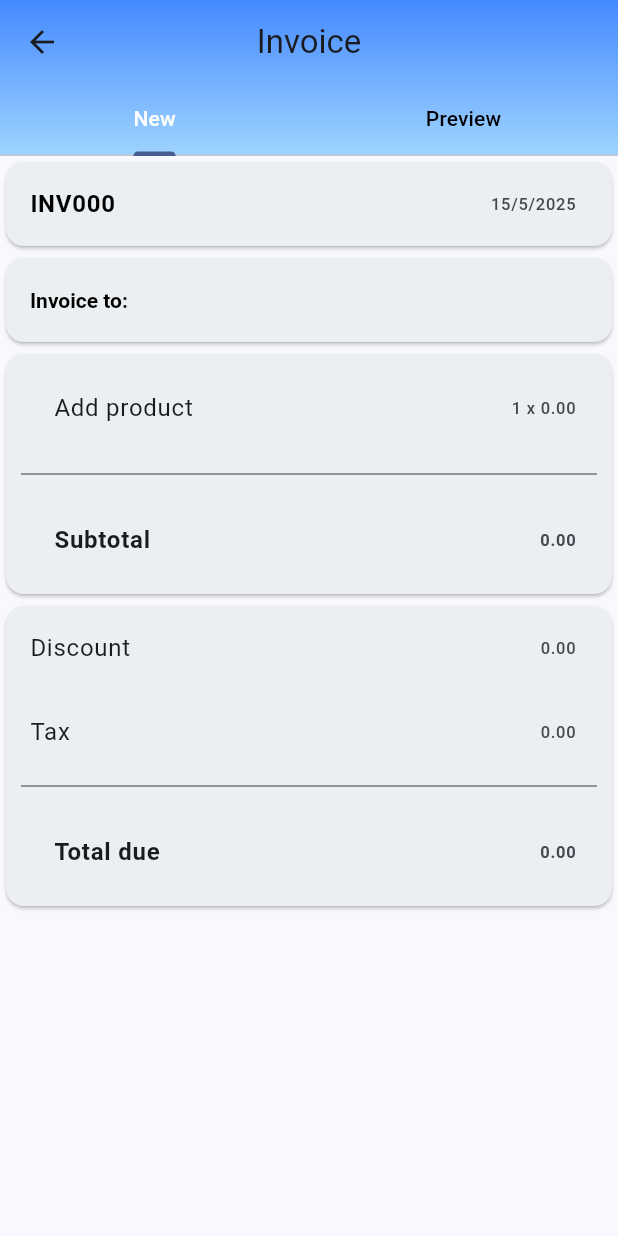
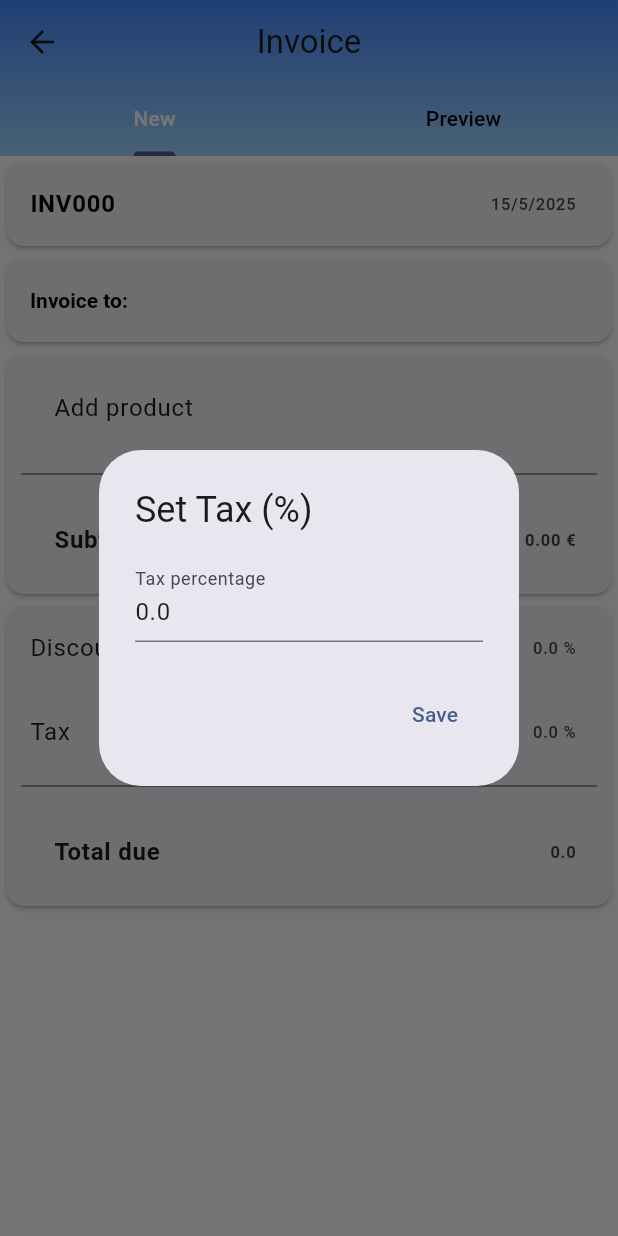
Before and after one commit to TJaskowski/InvoiceMobileApp, a Flutter app: the AddInvoice screen opened by its route, after a tap on "Tax", on a phone screen of 412 x 824 dp. Run offline on Flutter 3.47's test engine with Material 3 defaults, Android fonts, the phone set to English and light mode, and no system bars; our stand-ins replace flutter_riverpod, pdf, printing.

Commit message:
adding produtcs and summing the amount added

```diff
--- a/lib/models/invoice.dart
+++ b/lib/models/invoice.dart
@@ -1,25 +1,30 @@
 import 'package:invoice_app_flutter/models/client.dart';
+import 'package:invoice_app_flutter/models/product.dart';
 
 class Invoice {
   final String invoiceNumber;
   final DateTime invoiceDate;
   final Client? client;
+  final List<Product> products;
 
   Invoice({
     required this.invoiceNumber,
     required this.invoiceDate,
     this.client,
+    this.products = const [],
   });
 
   Invoice copyWith({
     String? invoiceNumber,
     DateTime? invoiceDate,
     Client? client,
+    List<Product>? products,
   }) {
     return Invoice(
       invoiceNumber: invoiceNumber ?? this.invoiceNumber,
       invoiceDate: invoiceDate ?? this.invoiceDate,
       client: client ?? this.client,
+      products: products ?? this.products,
     );
   }
 }
--- /dev/null
+++ b/lib/models/summary.dart
@@ -0,0 +1,28 @@
+class Summary {
+  final double subtotal;
+  final double tax;
+  final double discount;
+
+  Summary({
+    required this.subtotal,
+    required this.tax,
+    required this.discount,
+  });
+  double get total {
+    final discountAmount = (subtotal * discount) / 100;
+    final taxAmount = (subtotal - discountAmount) * (tax / 100);
+    return subtotal - discountAmount + taxAmount;
+  }
+
+  Summary copyWith({
+    double? subtotal,
+    double? tax,
+    double? discount,
+  }) {
+    return Summary(
+      subtotal: subtotal ?? this.subtotal,
+      tax: tax ?? this.tax,
+      discount: discount ?? this.discount,
+    );
+  }
+}
--- a/lib/notifiers/invoice_notifier.dart
+++ b/lib/notifiers/invoice_notifier.dart
@@ -1,12 +1,13 @@
 import 'package:flutter_riverpod/flutter_riverpod.dart';
 import 'package:invoice_app_flutter/models/client.dart';
 import 'package:invoice_app_flutter/models/invoice.dart';
+import 'package:invoice_app_flutter/models/product.dart';
 
 class InvoiceNotifier extends Notifier<Invoice> {
 
   @override
   Invoice build() {
-    return Invoice(invoiceNumber: 'INV000', invoiceDate: DateTime.now(), client: null);
+    return Invoice(invoiceNumber: 'INV000', invoiceDate: DateTime.now(), client: null, products: []);
   }
 
   void setInvoiceNumber(String invoiceNumber) {
@@ -22,8 +23,8 @@ class InvoiceNotifier extends Notifier<Invoice> {
   void setClient(Client client) {
     state = state.copyWith(client: client);
   }
-  // void addProduct(Product product) {
-  //   state = state.copyWith(products: [...state.products, product]);
-  // }
+  void addProduct(Product product) {
+    state = state.copyWith(products: [...state.products, product]);
+  }
 
 }
--- /dev/null
+++ b/lib/notifiers/summary_notifier.dart
@@ -0,0 +1,27 @@
+import 'package:flutter_riverpod/flutter_riverpod.dart';
+import 'package:invoice_app_flutter/models/summary.dart';
+
+
+class SummaryNotifier extends Notifier<Summary> {
+  @override
+  Summary build() {
+    return Summary(
+      subtotal: 0.0,
+      tax: 0.0,
+      discount: 0.0,
+    );
+  }
+
+
+  void setSubtotal(double value) {
+    state = state.copyWith(subtotal: value);
+  }
+
+  void setTax(double value) {
+    state = state.copyWith(tax: value);
+  }
+
+  void setDiscount(double value) {
+    state = state.copyWith(discount: value);
+  }
+}
--- a/lib/providers/product_provider.dart
+++ b/lib/providers/product_provider.dart
@@ -1,7 +1,29 @@
 import 'package:flutter_riverpod/flutter_riverpod.dart';
 import 'package:invoice_app_flutter/models/product.dart';
+import 'package:invoice_app_flutter/models/selected_product.dart';
+import 'package:invoice_app_flutter/models/summary.dart';
 import 'package:invoice_app_flutter/notifiers/product_notifier.dart';
+import 'package:invoice_app_flutter/notifiers/selected_products_notifier.dart';
+import 'package:invoice_app_flutter/notifiers/summary_notifier.dart';
 
 final productProvider = NotifierProvider<ProductNotifier, List<Product>>(() => ProductNotifier(
 
 ));
+
+final selectedProductsProvider = NotifierProvider<SelectedProductsNotifier, List<SelectedProduct>>(
+  () => SelectedProductsNotifier(),
+);
+
+final subtotalProvider = Provider<double>((ref) {
+  final products = ref.watch(selectedProductsProvider);
+  return products.fold<double>(
+    0.0,
+    (sum, item) =>
+        sum + (item.product.netPrice * item.quantity),
+  );
+});
+
+final summaryProvider = NotifierProvider<SummaryNotifier, Summary>(
+  () => SummaryNotifier(),
+);
+//TODO add provider to handle total amount
--- a/lib/views/products/products_list.dart
+++ b/lib/views/products/products_list.dart
@@ -25,13 +25,9 @@ class ProductsList extends ConsumerWidget {
               showDialog(
                     context: context,
                     builder: (context) {
-                      return const QuantityCounterDialog();
-
+                      return QuantityCounterDialog(product: product);
                     },
                     );
-              print("product tapped");
-            //  Navigator.of(context).pop();
-              // TODO after selecting a product, you can set the quantity
             },
           ),
         );
--- /dev/null
+++ b/lib/views/products/tax_dialog.dart
@@ -0,0 +1,57 @@
+import 'package:flutter/material.dart';
+import 'package:flutter_riverpod/flutter_riverpod.dart';
+import 'package:invoice_app_flutter/providers/product_provider.dart';
+
+class TaxDialog extends ConsumerStatefulWidget {
+  const TaxDialog({super.key});
+
+  @override
+  ConsumerState<TaxDialog> createState() => _TaxDialogState();
+}
+
+class _TaxDialogState extends ConsumerState<TaxDialog> {
+  late TextEditingController _controller;
+
+  @override
+  void initState() {
+    super.initState();
+    final currentTax = ref.read(summaryProvider).tax;
+    _controller = TextEditingController(text: currentTax.toString());
+  }
+
+  @override
+  void dispose() {
+    _controller.dispose();
+    super.dispose();
+  }
+
+  void saveTax() {
+    final value = double.tryParse(_controller.text);
+    if (value != null && value >= 0) {
+      ref.read(summaryProvider.notifier).setTax(value);
+      Navigator.of(context).pop();
+    } else {
+      ScaffoldMessenger.of(context).showSnackBar(
+        const SnackBar(content: Text('Enter a valid tax percentage')),
+      );
+    }
+  }
+
+  @override
+  Widget build(BuildContext context) {
+    return AlertDialog(
+      title: const Text('Set Tax (%)'),
+      content: TextField(
+        controller: _controller,
+        keyboardType: TextInputType.number,
+        decoration: const InputDecoration(labelText: 'Tax percentage'),
+      ),
+      actions: [
+        TextButton(
+          onPressed: saveTax,
+          child: const Text('Save'),
+        ),
+      ],
+    );
+  }
+}
--- a/lib/widgets/new_invoice/product_bar.dart
+++ b/lib/widgets/new_invoice/product_bar.dart
@@ -1,5 +1,6 @@
 import 'package:flutter/material.dart';
 import 'package:flutter_riverpod/flutter_riverpod.dart';
+import 'package:invoice_app_flutter/providers/product_provider.dart';
 import 'package:invoice_app_flutter/views/products/products_list.dart';
 
 class ProductBar extends ConsumerWidget {
@@ -7,12 +8,13 @@ class ProductBar extends ConsumerWidget {
 
   @override
   Widget build(BuildContext context, WidgetRef ref) {
+    final selectedProducts = ref.watch(selectedProductsProvider);
+    final subtotal = ref.watch(subtotalProvider);
     return  Card(
           color: Colors.blueGrey[50],
           child: Column(
             children: [
               ListTile(
-
                 title: ListTile(
                   title: Text('Add product'),
                   onTap: () {
@@ -23,11 +25,13 @@ class ProductBar extends ConsumerWidget {
                     },
                     );
                 },),
-                trailing: Text('1 x 0.00'),
-                // onTap: () {
-                //   print('Whole tile clicked');
-                // },
               ),
+              ...selectedProducts.map((product) {
+                return ListTile(
+                  title: Text(product.product.name),
+                  trailing: Text('${product.product.netPrice * product.quantity} €'),
+                );
+              }),
               Divider(
                 color: Colors.grey.shade600,
                 thickness: 1,
@@ -37,7 +41,7 @@ class ProductBar extends ConsumerWidget {
               ListTile(
                 title: ListTile(
                   title: Text('Subtotal', style: TextStyle(fontWeight: FontWeight.bold))),
-                trailing: Text('0.00', style: TextStyle(fontWeight: FontWeight.bold)),
+                trailing: Text('${subtotal.toStringAsFixed(2)} €', style: TextStyle(fontWeight: FontWeight.bold)),
               ),
             ],
           ),
--- a/lib/widgets/new_invoice/summary_bar.dart
+++ b/lib/widgets/new_invoice/summary_bar.dart
@@ -1,36 +1,51 @@
 import 'package:flutter/material.dart';
+import 'package:flutter_riverpod/flutter_riverpod.dart';
+import 'package:invoice_app_flutter/providers/product_provider.dart';
+import 'package:invoice_app_flutter/views/products/discount_dialog.dart';
+import 'package:invoice_app_flutter/views/products/tax_dialog.dart';
 
-class SummaryBar  extends StatelessWidget {
+class SummaryBar extends ConsumerWidget {
   const SummaryBar({super.key});
 
   @override
-  Widget build(BuildContext context) {
+  Widget build(BuildContext context, WidgetRef ref) {
+    final summary = ref.watch(summaryProvider);
     return Card(
       color: Colors.blueGrey[50],
       child: Column(
         children: [
           ListTile(
             title: const Text('Discount'),
-            trailing: const Text('0.00'),
+            trailing: Text('${summary.discount} %'),
             onTap: () {
-              print('Discount clicked');
-            },),
+              showDialog(
+                context: context,
+                builder: (_) => const DiscountDialog(),
+              );
+            },
+          ),
           ListTile(
             title: const Text('Tax'),
-            trailing: const Text('0.00'),
+            trailing: Text('${summary.tax} %'),
             onTap: () {
-              print('Tax clicked');
-            },),
+              showDialog(
+                context: context,
+                builder: (_) => const TaxDialog(),
+              );
+            },
+          ),
           Divider(
             color: Colors.grey.shade600,
             thickness: 1,
             indent: 10,
             endIndent: 10,
           ),
-          const ListTile(
+          ListTile(
             title: ListTile(
-              title: Text('Total due', style: TextStyle(fontWeight: FontWeight.bold))),
-            trailing: Text('0.00', style: TextStyle(fontWeight: FontWeight.bold)),
+                title: Text('Total due',
+                    style: TextStyle(fontWeight: FontWeight.bold))),
+            trailing: Text('${summary.total}',
+                style: TextStyle(fontWeight: FontWeight.bold)),
           ),
         ],
       ),
```
Also changed, not shown: lib/models/selected_product.dart (added, +11 -0 lines), lib/notifiers/selected_products_notifier.dart (added, +23 -0 lines), lib/views/products/discount_dialog.dart (added, +57 -0 lines), lib/views/products/quantity_counter.dart (+11 -4 lines).
